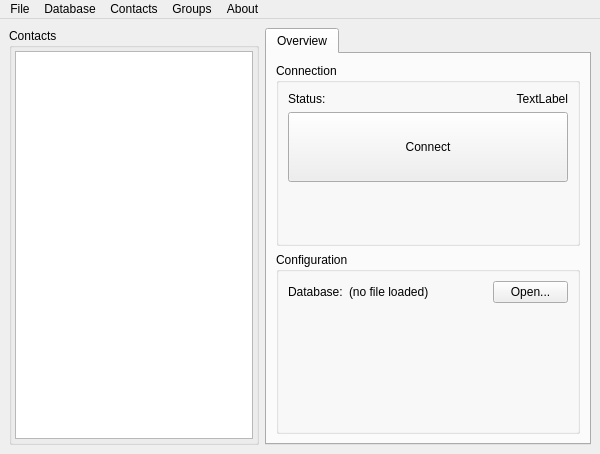
The window that src/main.ui (blizzard4591/openMittsu) describes before a commit, drawn with Qt 5.
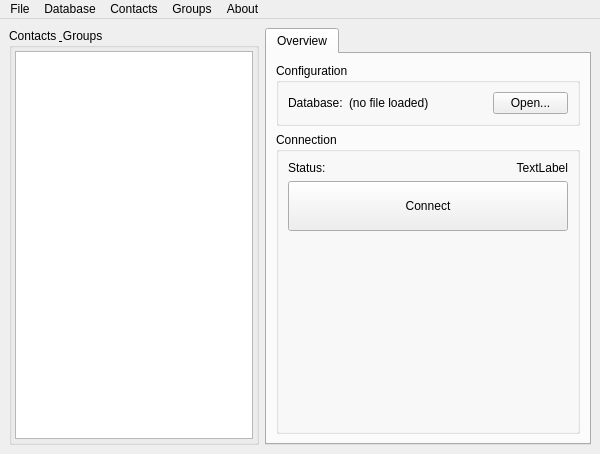
The same window after the commit. Icons and pictures are not drawn. Custom widgets are drawn as their Qt base class.

```diff
--- a/src/main.ui
+++ b/src/main.ui
@@ -40,7 +40,7 @@
        </size>
       </property>
       <property name="title">
-       <string>Contacts</string>
+       <string>Contacts &amp; Groups</string>
       </property>
       <layout class="QVBoxLayout" name="verticalLayout_2">
        <property name="leftMargin">
@@ -90,10 +90,68 @@
         <string>Overview</string>
        </attribute>
        <layout class="QVBoxLayout" name="verticalLayout_3">
+        <item>
+         <widget class="QGroupBox" name="gboxConfiguration">
+          <property name="sizePolicy">
+           <sizepolicy hsizetype="Preferred" vsizetype="Minimum">
+            <horstretch>0</horstretch>
+            <verstretch>0</verstretch>
+           </sizepolicy>
+          </property>
+          <property name="minimumSize">
+           <size>
+            <width>120</width>
+            <height>50</height>
+           </size>
+          </property>
+          <property name="maximumSize">
+           <size>
+            <width>16777215</width>
+            <height>200</height>
+           </size>
+          </property>
+          <property name="title">
+           <string>Configuration</string>
+          </property>
+          <layout class="QFormLayout" name="formLayout_2">
+           <item row="0" column="0">
+            <widget class="QLabel" name="lblDescDatabase">
+             <property name="text">
+              <string>Database:</string>
+             </property>
+            </widget>
+           </item>
+           <item row="0" column="1">
+            <layout class="QHBoxLayout" name="horizontalLayout_2">
+             <item>
+              <widget class="QLabel" name="lblDatabase">
+               <property name="text">
+                <string>(no file loaded)</string>
+               </property>
+              </widget>
+             </item>
+             <item>
+              <widget class="QPushButton" name="btnOpenDatabase">
+               <property name="maximumSize">
+                <size>
+                 <width>75</width>
+                 <height>16777215</height>
+                </size>
+               </property>
+               <property name="text">
+                <string>Open...</string>
+               </property>
+              </widget>
+             </item>
+            </layout>
+           </item>
+          </layout>
+         </widget>
+        </item>
         <item>
          <widget class="QGroupBox" name="gboxConnection">
           <property name="sizePolicy">
-           <sizepolicy hsizetype="Preferred" vsizetype="Minimum">
+           <sizepolicy hsizetype="Preferred" vsizetype="Expanding">
             <horstretch>0</horstretch>
             <verstretch>0</verstretch>
            </sizepolicy>
@@ -130,13 +188,13 @@
              <property name="minimumSize">
               <size>
                <width>0</width>
-               <height>70</height>
+               <height>50</height>
               </size>
              </property>
              <property name="maximumSize">
               <size>
                <width>16777215</width>
-               <height>23</height>
+               <height>50</height>
               </size>
              </property>
              <property name="text">
@@ -153,52 +211,6 @@
           </layout>
          </widget>
         </item>
-        <item>
-         <widget class="QGroupBox" name="gboxConfiguration">
-          <property name="sizePolicy">
-           <sizepolicy hsizetype="Preferred" vsizetype="Minimum">
-            <horstretch>0</horstretch>
-            <verstretch>0</verstretch>
-           </sizepolicy>
-          </property>
-          <property name="title">
-           <string>Configuration</string>
-          </property>
-          <layout class="QFormLayout" name="formLayout_2">
-           <item row="0" column="0">
-            <widget class="QLabel" name="lblDescDatabase">
-             <property name="text">
-              <string>Database:</string>
-             </property>
-            </widget>
-           </item>
-           <item row="0" column="1">
-            <layout class="QHBoxLayout" name="horizontalLayout_2">
-             <item>
-              <widget class="QLabel" name="lblDatabase">
-               <property name="text">
-                <string>(no file loaded)</string>
-               </property>
-              </widget>
-             </item>
-             <item>
-              <widget class="QPushButton" name="btnOpenDatabase">
-               <property name="maximumSize">
-                <size>
-                 <width>75</width>
-                 <height>16777215</height>
-                </size>
-               </property>
-               <property name="text">
-                <string>Open...</string>
-               </property>
-              </widget>
-             </item>
-            </layout>
-           </item>
-          </layout>
-         </widget>
-        </item>
        </layout>
       </widget>
      </widget>
```
Left out of the diff: 6 changed lines with no effect on the pictures.
